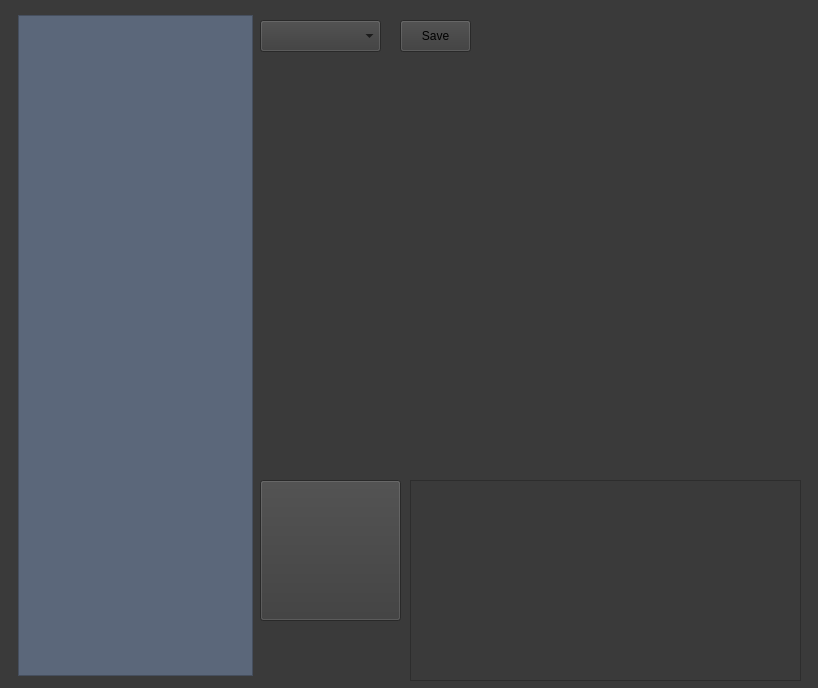
Before: the Qt Designer form mainwindow.ui in Hades2001/keyBoard, drawn with Qt 5.
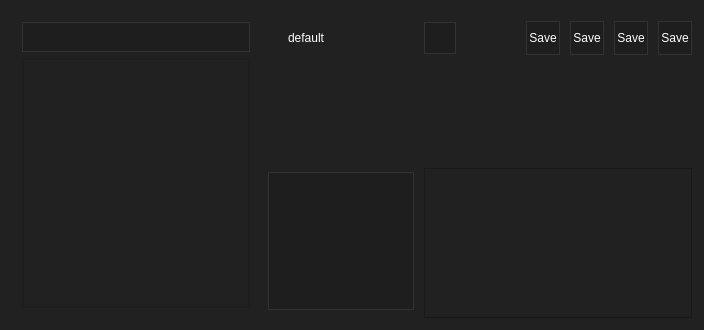
After: the same form once the commit is applied. Icons and pictures are not drawn. Custom widgets are drawn as their Qt base class.

What changed in the file:
```diff
--- a/mainwindow.ui
+++ b/mainwindow.ui
@@ -6,51 +6,131 @@
    <rect>
     <x>0</x>
     <y>0</y>
-    <width>818</width>
-    <height>688</height>
+    <width>704</width>
+    <height>316</height>
    </rect>
   </property>
   <property name="windowTitle">
    <string>MainWindow</string>
   </property>
   <property name="styleSheet">
-   <string notr="true">background-color: rgb(58, 58, 58);</string>
+   <string notr="true">background-color: #212121;</string>
   </property>
   <widget class="QWidget" name="centralWidget">
-   <widget class="FuntionTree" name="treeWidget">
-    <property name="geometry">
-     <rect>
-      <x>10</x>
-      <y>10</y>
-      <width>251</width>
-      <height>671</height>
-     </rect>
-    </property>
-    <property name="focusPolicy">
-     <enum>Qt::NoFocus</enum>
-    </property>
-    <property name="styleSheet">
-     <string notr="true">QTreeWidget{  
-    background-color: #5B677A;  
-    font-size:18px;  
-	margin:5px 8px 5px 8px;  
+   <layout class="QHBoxLayout" name="horizontalLayout_3">
+    <item>
+     <widget class="QWidget" name="verticalWidget_2" native="true">
+      <property name="sizePolicy">
+       <sizepolicy hsizetype="Fixed" vsizetype="Preferred">
+        <horstretch>0</horstretch>
+        <verstretch>0</verstretch>
+       </sizepolicy>
+      </property>
+      <property name="minimumSize">
+       <size>
+        <width>250</width>
+        <height>0</height>
+       </size>
+      </property>
+      <property name="maximumSize">
+       <size>
+        <width>250</width>
+        <height>16777215</height>
+       </size>
+      </property>
+      <layout class="QVBoxLayout" name="List">
+       <item>
+        <widget class="QLineEdit" name="lineEdit">
+         <property name="minimumSize">
+          <size>
+           <width>0</width>
+           <height>30</height>
+          </size>
+         </property>
+         <property name="maximumSize">
+          <size>
+           <width>1000</width>
+           <height>30</height>
+          </size>
+         </property>
+         <property name="focusPolicy">
+          <enum>Qt::NoFocus</enum>
+         </property>
+         <property name="styleSheet">
+          <string notr="true">QLineEdit
+{
+	color: rgb(255, 255, 255);
+	background-color: rgb(30, 30, 30);
+	border:1px solid rgb(50,50,50);
+}
+QLineEdit:hover
+{
+	border:1px solid rgb(255,200,0);
+}
+
+QLineEdit:selected:active
+{
+border:1px solid rgb(255,200,0);
+}
+</string>
+         </property>
+         <property name="text">
+          <string/>
+         </property>
+         <property name="alignment">
+          <set>Qt::AlignRight|Qt::AlignTrailing|Qt::AlignVCenter</set>
+         </property>
+        </widget>
+       </item>
+       <item>
+        <widget class="FuntionTree" name="treeWidget">
+         <property name="minimumSize">
+          <size>
+           <width>0</width>
+           <height>250</height>
+          </size>
+         </property>
+         <property name="maximumSize">
+          <size>
+           <width>300</width>
+           <height>16777215</height>
+          </size>
+         </property>
+         <property name="focusPolicy">
+          <enum>Qt::NoFocus</enum>
+         </property>
+         <property name="styleSheet">
+          <string notr="true">QTreeWidget{  
+    background-color: #212121;  
+    font-size:20px;  
     color: white;  
+    border:2px solid rgb(30,30,30);
 }  
 
 QTreeWidget::item{  
-    margin:8px 8px 8px 8px;  
-    background: #5B677A;  
+    margin:5px 8px 5px 8px;  
+	background-color: #212121;  
 	background-clip: margin;
+	color: white;  
 }
-  
+
 QTreeWidget::branch{  
-    background:#5B677A;  
-    }  
+	background-color: #212121;  
+ }  
+  
+QTreeWidget::branch:hover{  
+	background: rgb(255, 200, 0);
+	color: #212121;
+ }  
+
+QTreeView::item:hover {
+    background: rgb(255, 200, 0);
+color: #212121;
+}
 
 QTreeWidget::branch:closed:has-children:!has-siblings,
 QTreeWidget::branch:closed:has-children:has-siblings {
     border-image: none;
-	margin:0px 8px 0px 8px;  
     image: url(:/icons/icon/branch_close.png)
 }
  
@@ -60,115 +140,551 @@
 	margin:0px 8px 0px 8px;  
 	image: url(:/icons/icon/branch_open.png);
 }</string>
-    </property>
-    <property name="autoScroll">
-     <bool>true</bool>
-    </property>
-    <property name="editTriggers">
-     <set>QAbstractItemView::DoubleClicked|QAbstractItemView::EditKeyPressed</set>
-    </property>
-    <property name="dragEnabled">
-     <bool>true</bool>
-    </property>
-    <property name="dragDropMode">
-     <enum>QAbstractItemView::DragOnly</enum>
-    </property>
-    <property name="defaultDropAction">
-     <enum>Qt::CopyAction</enum>
-    </property>
-    <property name="alternatingRowColors">
-     <bool>false</bool>
-    </property>
-    <property name="headerHidden">
-     <bool>true</bool>
-    </property>
-    <property name="expandsOnDoubleClick">
-     <bool>true</bool>
-    </property>
-    <property name="columnCount">
-     <number>1</number>
-    </property>
-    <attribute name="headerVisible">
-     <bool>false</bool>
-    </attribute>
-    <attribute name="headerCascadingSectionResizes">
-     <bool>false</bool>
-    </attribute>
-    <column>
-     <property name="text">
-      <string>1</string>
-     </property>
-    </column>
-   </widget>
-   <widget class="QScrollArea" name="scrollArea">
-    <property name="geometry">
-     <rect>
-      <x>410</x>
-      <y>480</y>
-      <width>391</width>
-      <height>201</height>
-     </rect>
-    </property>
-    <property name="widgetResizable">
-     <bool>true</bool>
-    </property>
-    <widget class="QWidget" name="scrollAreaWidgetContents">
-     <property name="geometry">
-      <rect>
-       <x>0</x>
-       <y>0</y>
-       <width>389</width>
-       <height>199</height>
-      </rect>
-     </property>
-    </widget>
-   </widget>
-   <widget class="QStackedWidget" name="sW_btn">
-    <property name="geometry">
-     <rect>
-      <x>270</x>
-      <y>60</y>
-      <width>521</width>
-      <height>401</height>
-     </rect>
-    </property>
-   </widget>
-   <widget class="QPushButton" name="bn_image">
-    <property name="geometry">
-     <rect>
-      <x>260</x>
-      <y>480</y>
-      <width>141</width>
-      <height>141</height>
-     </rect>
-    </property>
-    <property name="text">
-     <string/>
-    </property>
-   </widget>
-   <widget class="QComboBox" name="Cb_Config">
-    <property name="geometry">
-     <rect>
-      <x>260</x>
-      <y>20</y>
-      <width>121</width>
-      <height>32</height>
-     </rect>
-    </property>
-   </widget>
-   <widget class="QPushButton" name="Bn_Save">
-    <property name="geometry">
-     <rect>
-      <x>400</x>
-      <y>20</y>
-      <width>71</width>
-      <height>32</height>
-     </rect>
-    </property>
-    <property name="text">
-     <string>Save</string>
-    </property>
-   </widget>
+         </property>
+         <property name="autoScroll">
+          <bool>true</bool>
+         </property>
+         <property name="editTriggers">
+          <set>QAbstractItemView::DoubleClicked|QAbstractItemView::EditKeyPressed</set>
+         </property>
+         <property name="dragEnabled">
+          <bool>true</bool>
+         </property>
+         <property name="dragDropMode">
+          <enum>QAbstractItemView::DragOnly</enum>
+         </property>
+         <property name="defaultDropAction">
+          <enum>Qt::CopyAction</enum>
+         </property>
+         <property name="alternatingRowColors">
+          <bool>false</bool>
+         </property>
+         <property name="headerHidden">
+          <bool>true</bool>
+         </property>
+         <property name="expandsOnDoubleClick">
+          <bool>true</bool>
+         </property>
+         <property name="columnCount">
+          <number>1</number>
+         </property>
+         <attribute name="headerVisible">
+          <bool>false</bool>
+         </attribute>
+         <attribute name="headerCascadingSectionResizes">
+          <bool>false</bool>
+         </attribute>
+         <column>
+          <property name="text">
+           <string>1</string>
+          </property>
+         </column>
+        </widget>
+       </item>
+      </layout>
+     </widget>
+    </item>
+    <item>
+     <widget class="QWidget" name="verticalWidget" native="true">
+      <property name="sizePolicy">
+       <sizepolicy hsizetype="Preferred" vsizetype="Preferred">
+        <horstretch>0</horstretch>
+        <verstretch>0</verstretch>
+       </sizepolicy>
+      </property>
+      <layout class="QVBoxLayout" name="verticalLayout">
+       <property name="spacing">
+        <number>-1</number>
+       </property>
+       <property name="leftMargin">
+        <number>1</number>
+       </property>
+       <property name="topMargin">
+        <number>10</number>
+       </property>
+       <property name="rightMargin">
+        <number>1</number>
+       </property>
+       <property name="bottomMargin">
+        <number>1</number>
+       </property>
+       <item>
+        <widget class="QWidget" name="horizontalWidget" native="true">
+         <property name="sizePolicy">
+          <sizepolicy hsizetype="Preferred" vsizetype="Fixed">
+           <horstretch>0</horstretch>
+           <verstretch>0</verstretch>
+          </sizepolicy>
+         </property>
+         <property name="minimumSize">
+          <size>
+           <width>0</width>
+           <height>0</height>
+          </size>
+         </property>
+         <property name="maximumSize">
+          <size>
+           <width>16777215</width>
+           <height>16777215</height>
+          </size>
+         </property>
+         <layout class="QHBoxLayout" name="horizontalLayout">
+          <property name="spacing">
+           <number>-1</number>
+          </property>
+          <property name="leftMargin">
+           <number>0</number>
+          </property>
+          <property name="topMargin">
+           <number>0</number>
+          </property>
+          <property name="rightMargin">
+           <number>0</number>
+          </property>
+          <property name="bottomMargin">
+           <number>0</number>
+          </property>
+          <item>
+           <widget class="QComboBox" name="Cb_Config">
+            <property name="sizePolicy">
+             <sizepolicy hsizetype="Preferred" vsizetype="Fixed">
+              <horstretch>0</horstretch>
+              <verstretch>0</verstretch>
+             </sizepolicy>
+            </property>
+            <property name="minimumSize">
+             <size>
+              <width>150</width>
+              <height>30</height>
+             </size>
+            </property>
+            <property name="maximumSize">
+             <size>
+              <width>150</width>
+              <height>30</height>
+             </size>
+            </property>
+            <property name="focusPolicy">
+             <enum>Qt::NoFocus</enum>
+            </property>
+            <property name="styleSheet">
+             <string notr="true">QComboBox
+{
+	border:transparent;   
+	color: rgb(255, 255, 255);
+    background-color: #212121;  
+    padding: 0px 0px 0px 20px;
+}
+QComboBox:hover
+{
+	color: #212121;  
+    background-color: rgb(255, 200, 0);
+}
+
+QComboBox QAbstractItemView{
+	background-color: #212121; 
+    border:1px solid rgb(109,109,109);
+    border:2px;
+}
+QComboBox::drop-down:disabled {
+    	width: 20px;
+   	border:transparent; 
+	background-color: #212121; 
+}
+QComboBox::drop-down {
+    width: 0px;
+    border:transparent; 
+    background-color: #212121; 
+
+}
+QComboBox::down-arrow {
+    padding:10px;
+	color: rgb(255, 255, 255);
+}
+QComboBox QAbstractItemView:item{
+    border:transparent; 
+	color: rgb(255, 255, 255);
+	background-color: #212121; 
+	padding: 2px 2px 2px 18px;
+	height:22px;
+}
+QListView::item {
+    background: white;
+	border:transparent;
+}
+ 
+QListView::item:hover {
+    	color: #212121;
+	background-color:rgb(255, 200, 0);
+}
+
+
+QComboBox QScrollBar::vertical{ /*主体部分*/
+    width:5px;
+    background-color:rgb(57, 57, 57);
+    border:none;
+}
+QComboBox QScrollBar::handle::vertical{ /*滑块主体*/
+    border-radius:5px;
+    width: 5px;
+    background:rgb(0, 170, 255);
+}
+QComboBox QScrollBar::handle::vertical::hover{
+    background:rgb(50,50,50);
+}
+QComboBox QScrollBar::add-line::vertical{/*上箭头*/
+    border:none;
+}
+QComboBox QScrollBar::sub-line::vertical{/*下箭头*/
+    border:none;
+}</string>
+            </property>
+            <item>
+             <property name="text">
+              <string>default</string>
+             </property>
+            </item>
+            <item>
+             <property name="text">
+              <string>1</string>
+             </property>
+            </item>
+           </widget>
+          </item>
+          <item>
+           <widget class="QPushButton" name="Bn_Save">
+            <property name="sizePolicy">
+             <sizepolicy hsizetype="Fixed" vsizetype="Fixed">
+              <horstretch>0</horstretch>
+              <verstretch>0</verstretch>
+             </sizepolicy>
+            </property>
+            <property name="minimumSize">
+             <size>
+              <width>32</width>
+              <height>32</height>
+             </size>
+            </property>
+            <property name="maximumSize">
+             <size>
+              <width>32</width>
+              <height>32</height>
+             </size>
+            </property>
+            <property name="styleSheet">
+             <string notr="true">QPushButton{
+	color: rgb(255, 255, 255);
+	background-color: rgb(30, 30, 30);
+	border:1px solid rgb(50,50,50);
+}
+QPushButton:hover{
+
+	border:1px solid rgb(255,200,0);
+	color: rgb(255, 255, 255);
+}
+QPushButton:pressed{
+	background-color: rgb(255, 200, 0);
+	color: rgb(30, 30, 30);
+}</string>
+            </property>
+            <property name="text">
+             <string/>
+            </property>
+           </widget>
+          </item>
+          <item>
+           <spacer name="horizontalSpacer">
+            <property name="orientation">
+             <enum>Qt::Horizontal</enum>
+            </property>
+            <property name="sizeHint" stdset="0">
+             <size>
+              <width>40</width>
+              <height>20</height>
+             </size>
+            </property>
+           </spacer>
+          </item>
+          <item>
+           <widget class="QPushButton" name="Bn_Save_2">
+            <property name="sizePolicy">
+             <sizepolicy hsizetype="Fixed" vsizetype="Fixed">
+              <horstretch>0</horstretch>
+              <verstretch>0</verstretch>
+             </sizepolicy>
+            </property>
+            <property name="minimumSize">
+             <size>
+              <width>38</width>
+              <height>34</height>
+             </size>
+            </property>
+            <property name="maximumSize">
+             <size>
+              <width>38</width>
+              <height>34</height>
+             </size>
+            </property>
+            <property name="styleSheet">
+             <string notr="true">QPushButton{
+	color: rgb(255, 255, 255);
+	background-color: rgb(30, 30, 30);
+	border:1px solid rgb(50,50,50);
+margin:0px 0px 0px 4px
+}
+QPushButton:hover{
+
+	border:1px solid rgb(255,200,0);
+	color: rgb(255, 255, 255);
+}
+QPushButton:pressed{
+	background-color: rgb(255, 200, 0);
+	color: rgb(30, 30, 30);
+}</string>
+            </property>
+            <property name="text">
+             <string>Save</string>
+            </property>
+           </widget>
+          </item>
+          <item>
+           <widget class="QPushButton" name="Bn_Save_3">
+            <property name="sizePolicy">
+             <sizepolicy hsizetype="Fixed" vsizetype="Fixed">
+              <horstretch>0</horstretch>
+              <verstretch>0</verstretch>
+             </sizepolicy>
+            </property>
+            <property name="minimumSize">
+             <size>
+              <width>38</width>
+              <height>34</height>
+             </size>
+            </property>
+            <property name="maximumSize">
+             <size>
+              <width>38</width>
+              <height>34</height>
+             </size>
+            </property>
+            <property name="styleSheet">
+             <string notr="true">QPushButton{
+	color: rgb(255, 255, 255);
+	background-color: rgb(30, 30, 30);
+	border:1px solid rgb(50,50,50);
+	margin:0px 0px 0px 4px
+}
+QPushButton:hover{
+
+	border:1px solid rgb(255,200,0);
+	color: rgb(255, 255, 255);
+}
+QPushButton:pressed{
+	background-color: rgb(255, 200, 0);
+	color: rgb(30, 30, 30);
+}</string>
+            </property>
+            <property name="text">
+             <string>Save</string>
+            </property>
+           </widget>
+          </item>
+          <item>
+           <widget class="QPushButton" name="Bn_Save_4">
+            <property name="sizePolicy">
+             <sizepolicy hsizetype="Fixed" vsizetype="Fixed">
+              <horstretch>0</horstretch>
+              <verstretch>0</verstretch>
+             </sizepolicy>
+            </property>
+            <property name="minimumSize">
+             <size>
+              <width>38</width>
+              <height>34</height>
+             </size>
+            </property>
+            <property name="maximumSize">
+             <size>
+              <width>38</width>
+              <height>34</height>
+             </size>
+            </property>
+            <property name="styleSheet">
+             <string notr="true">QPushButton{
+	color: rgb(255, 255, 255);
+	background-color: rgb(30, 30, 30);
+	border:1px solid rgb(50,50,50);
+margin:0px 0px 0px 4px
+}
+QPushButton:hover{
+
+	border:1px solid rgb(255,200,0);
+	color: rgb(255, 255, 255);
+}
+QPushButton:pressed{
+	background-color: rgb(255, 200, 0);
+	color: rgb(30, 30, 30);
+}</string>
+            </property>
+            <property name="text">
+             <string>Save</string>
+            </property>
+           </widget>
+          </item>
+          <item>
+           <widget class="QPushButton" name="Bn_Save_5">
+            <property name="sizePolicy">
+             <sizepolicy hsizetype="Fixed" vsizetype="Fixed">
+              <horstretch>0</horstretch>
+              <verstretch>0</verstretch>
+             </sizepolicy>
+            </property>
+            <property name="minimumSize">
+             <size>
+              <width>38</width>
+              <height>34</height>
+             </size>
+            </property>
+            <property name="maximumSize">
+             <size>
+              <width>38</width>
+              <height>34</height>
+             </size>
+            </property>
+            <property name="styleSheet">
+             <string notr="true">QPushButton{
+	color: rgb(255, 255, 255);
+	background-color: rgb(30, 30, 30);
+	border:1px solid rgb(50,50,50);
+margin:0px 0px 0px 4px
+}
+QPushButton:hover{
+
+	border:1px solid rgb(255,200,0);
+	color: rgb(255, 255, 255);
+}
+QPushButton:pressed{
+	background-color: rgb(255, 200, 0);
+	color: rgb(30, 30, 30);
+}</string>
+            </property>
+            <property name="text">
+             <string>Save</string>
+            </property>
+           </widget>
+          </item>
+         </layout>
+        </widget>
+       </item>
+       <item>
+        <widget class="QStackedWidget" name="sW_btn">
+         <property name="styleSheet">
+          <string notr="true">margin:20px 40px 20px 40px</string>
+         </property>
+        </widget>
+       </item>
+       <item>
+        <widget class="QWidget" name="horizontalWidget_2" native="true">
+         <property name="maximumSize">
+          <size>
+           <width>16777215</width>
+           <height>150</height>
+          </size>
+         </property>
+         <layout class="QHBoxLayout" name="horizontalLayout_2">
+          <property name="spacing">
+           <number>-1</number>
+          </property>
+          <property name="leftMargin">
+           <number>0</number>
+          </property>
+          <property name="topMargin">
+           <number>0</number>
+          </property>
+          <property name="rightMargin">
+           <number>0</number>
+          </property>
+          <property name="bottomMargin">
+           <number>0</number>
+          </property>
+          <item>
+           <widget class="QPushButton" name="bn_image">
+            <property name="sizePolicy">
+             <sizepolicy hsizetype="Fixed" vsizetype="Fixed">
+              <horstretch>0</horstretch>
+              <verstretch>0</verstretch>
+             </sizepolicy>
+            </property>
+            <property name="minimumSize">
+             <size>
+              <width>150</width>
+              <height>150</height>
+             </size>
+            </property>
+            <property name="styleSheet">
+             <string notr="true">QPushButton{
+	color: rgb(255, 255, 255);
+	background-color: rgb(30, 30, 30);
+	border:1px solid rgb(50,50,50);
+	margin:4px 4px 8px 0px
+}
+QPushButton:hover{
+
+	border:1px solid rgb(255,200,0);
+	color: rgb(255, 255, 255);
+}
+QPushButton:pressed{
+	background-color: rgb(255, 200, 0);
+	color: rgb(30, 30, 30);
+}</string>
+            </property>
+            <property name="text">
+             <string/>
+            </property>
+           </widget>
+          </item>
+          <item>
+           <widget class="QScrollArea" name="scrollArea">
+            <property name="enabled">
+             <bool>true</bool>
+            </property>
+            <property name="sizePolicy">
+             <sizepolicy hsizetype="Preferred" vsizetype="Preferred">
+              <horstretch>0</horstretch>
+              <verstretch>0</verstretch>
+             </sizepolicy>
+            </property>
+            <property name="minimumSize">
+             <size>
+              <width>0</width>
+              <height>0</height>
+             </size>
+            </property>
+            <property name="styleSheet">
+             <string notr="true"/>
+            </property>
+            <property name="widgetResizable">
+             <bool>true</bool>
+            </property>
+            <widget class="QWidget" name="scrollAreaWidgetContents">
+             <property name="geometry">
+              <rect>
+               <x>0</x>
+               <y>0</y>
+               <width>252</width>
+               <height>148</height>
+              </rect>
+             </property>
+            </widget>
+           </widget>
+          </item>
+         </layout>
+        </widget>
+       </item>
+      </layout>
+     </widget>
+    </item>
+   </layout>
   </widget>
  </widget>
  <layoutdefault spacing="6" margin="11"/>
```
Left out of the diff: 1 changed line with no effect on the pictures.
